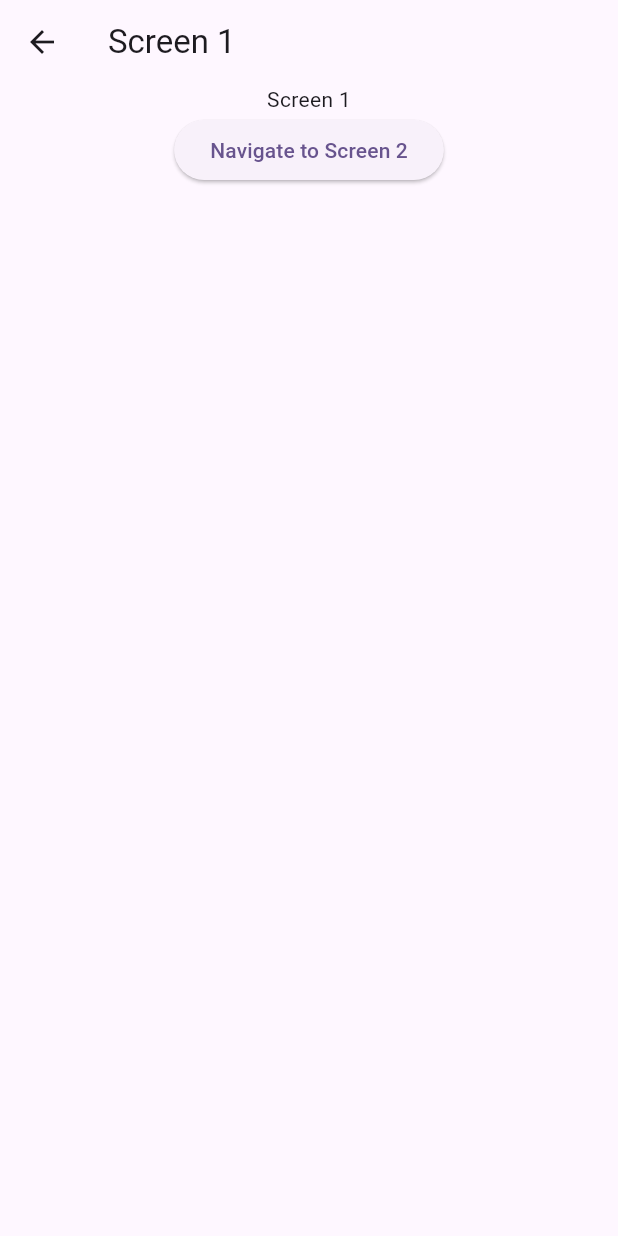
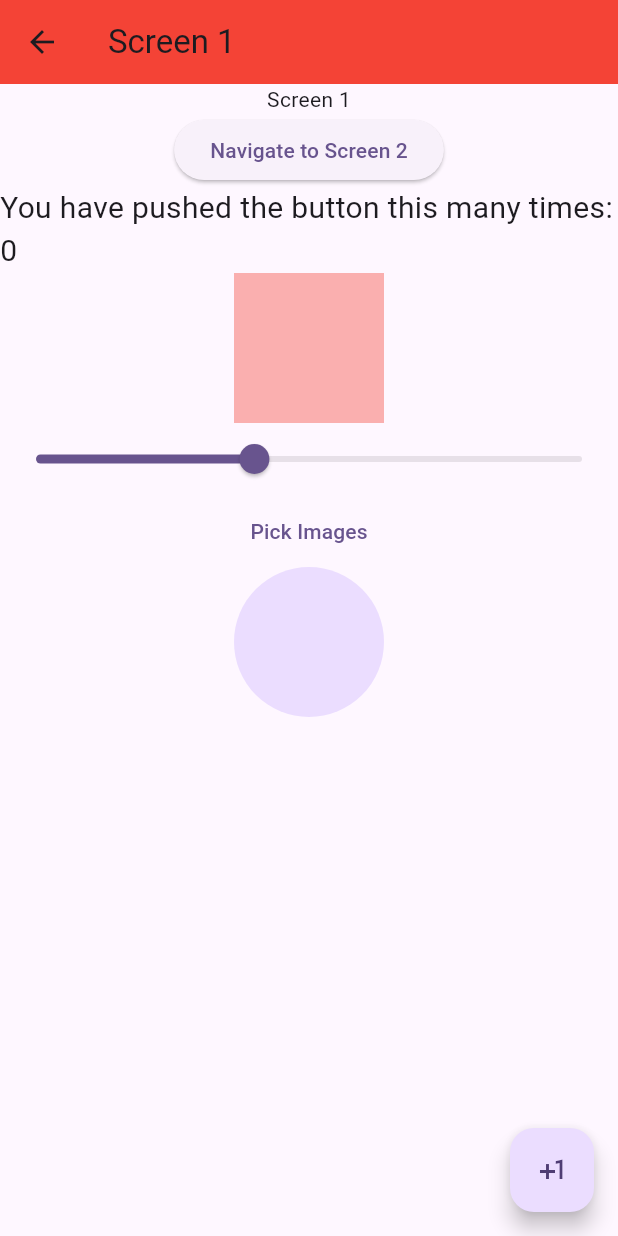
Before and after one commit to tamzidisrakadol/flutter_getx_tutorial, a Flutter app: the Screen1 screen opened by its route, on a phone screen of 412 x 824 dp. Run offline on Flutter 3.47's test engine with Material 3 defaults, Android fonts, the phone set to English and light mode, and no system bars; our stand-ins replace get, image_picker.

Commit message:
Getx State Management Getx Image Picker

```diff
--- a/lib/Screens/Screen1.dart
+++ b/lib/Screens/Screen1.dart
@@ -1,6 +1,9 @@
+import 'dart:io';
+
 import 'package:flutter/cupertino.dart';
 import 'package:flutter/material.dart';
 import 'package:flutter_getx/Screens/Screen2.dart';
+import 'package:flutter_getx/getxStateManagement/CounterController.dart';
 import 'package:get/get.dart';
 import 'package:get/get_core/src/get_main.dart';
 
@@ -12,24 +15,74 @@ class Screen1 extends StatefulWidget {
 }
 
 class _Screen1State extends State<Screen1> {
+  final CounterController controller = CounterController();
+
   @override
   Widget build(BuildContext context) {
+    print("build"); //checking the full widget is built or not
+
     return Scaffold(
-      appBar: AppBar(
-        title: Text("Screen 1"),
+      appBar: AppBar(backgroundColor: Colors.red, title: Text("Screen 1")),
+      floatingActionButton: FloatingActionButton(
+        onPressed: () {
+          print("rebuilt");
+          controller.decrement();
+        },
+        child: Icon(Icons.plus_one),
       ),
+
+
+      //make the make obx at the top level
       body: Center(
         child: Column(
           children: [
             Text("Screen 1"),
-            ElevatedButton(onPressed: (){
-              //example with getx navigation
-              //Get.to(Screen2());
+            ElevatedButton(
+              onPressed: () {
+                //example with getx navigation
+                //Get.to(Screen2());
 
-              //example with route
-              Get.toNamed("/screen2",arguments: ["Screen 1 data"]);
+                //example with route
+                Get.toNamed("/screen2", arguments: ["Screen 1 data"]);
+              },
+              child: Text("Navigate to Screen 2"),
+            ),
 
-            }, child: Text("Navigate to Screen 2"))
+            //getx state management
+            Obx(() {
+              return Text(
+                "You have pushed the button this many times: ${controller.counter}",
+                style: TextStyle(fontSize: 20),
+              );
+            }),
+
+            Obx((){
+              return Container(
+                height: 100,
+                width: 100,
+                color: Colors.red.withOpacity(controller.opacity.value),
+              );
+            }),
+
+            Obx(() {
+              return Slider.adaptive(
+                value: controller.opacity.value,
+                onChanged: (value) {
+                  controller.changeOpacity(value);
+                },
+              );
+            }),
+
+            //image picker
+            TextButton(onPressed: (){controller.getImage();}, child: Text("Pick Images")),
+            Obx((){
+              return CircleAvatar(
+                backgroundImage:controller.imagePath.isNotEmpty ? FileImage(File(controller.imagePath.value)) : null,
+                radius: 50,
+              );
+            })
+
+
           ],
         ),
       ),
--- a/lib/Screens/Screen2.dart
+++ b/lib/Screens/Screen2.dart
@@ -2,8 +2,6 @@ import 'package:flutter/cupertino.dart';
 import 'package:flutter/material.dart';
 import 'package:get/get.dart';
 import 'package:get/get_core/src/get_main.dart';
-
-import 'Screen1.dart';
 
 class Screen2 extends StatefulWidget {
 
--- /dev/null
+++ b/lib/getxStateManagement/CounterController.dart
@@ -0,0 +1,37 @@
+import 'package:get/get.dart';
+import 'package:get/get_state_manager/src/simple/get_controllers.dart';
+import 'package:image_picker/image_picker.dart';
+
+class CounterController extends GetxController{
+
+  RxInt counter = 0.obs;
+
+  RxDouble opacity = 0.4.obs;
+
+  RxString imagePath = "".obs;
+
+
+  void increment(){
+    counter++;
+  }
+
+  void decrement(){
+    counter--;
+  }
+
+  void changeOpacity(double value){
+    opacity.value = value;
+  }
+
+  Future<void> getImage() async{
+    final ImagePicker imagePicker = ImagePicker();
+    final image = await imagePicker.pickImage(source: ImageSource.gallery);
+    if(image != null){
+      imagePath.value = image.path;
+    }
+
+  }
+
+
+
+}
--- a/pubspec.yaml
+++ b/pubspec.yaml
@@ -35,6 +35,7 @@ dependencies:
   # Use with the CupertinoIcons class for iOS style icons.
   cupertino_icons: ^1.0.8
   get: ^4.7.2
+  image_picker: ^1.1.2
 
 dev_dependencies:
   flutter_test:
```
Also changed, not shown: pubspec.lock, 2 other files.
